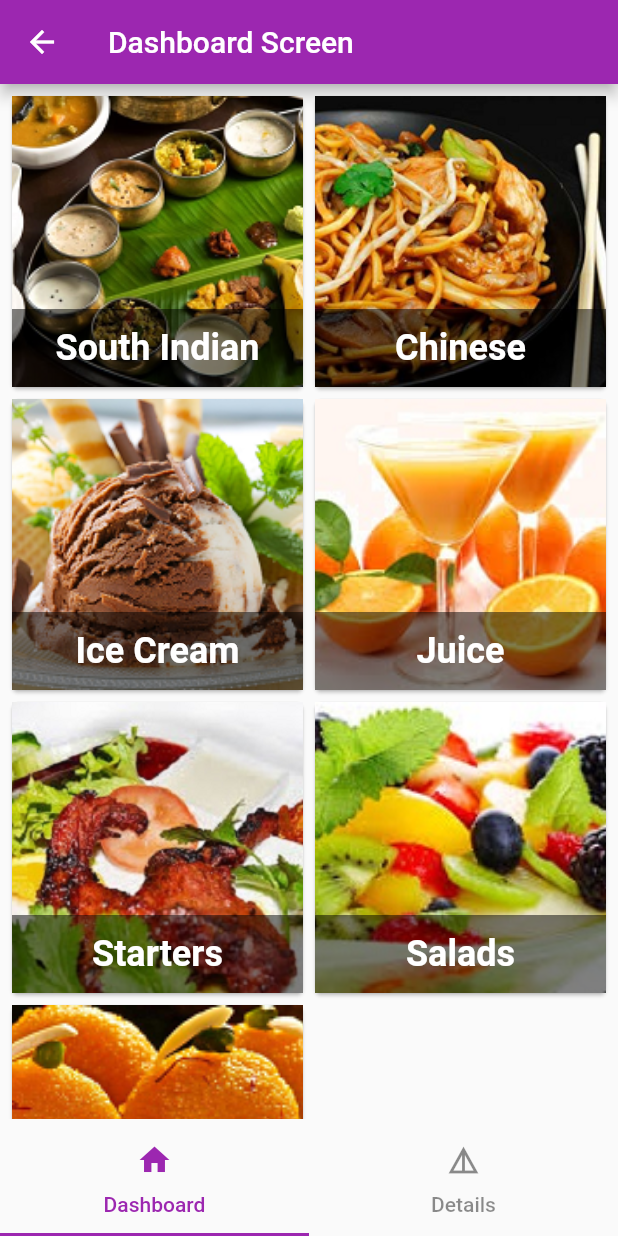
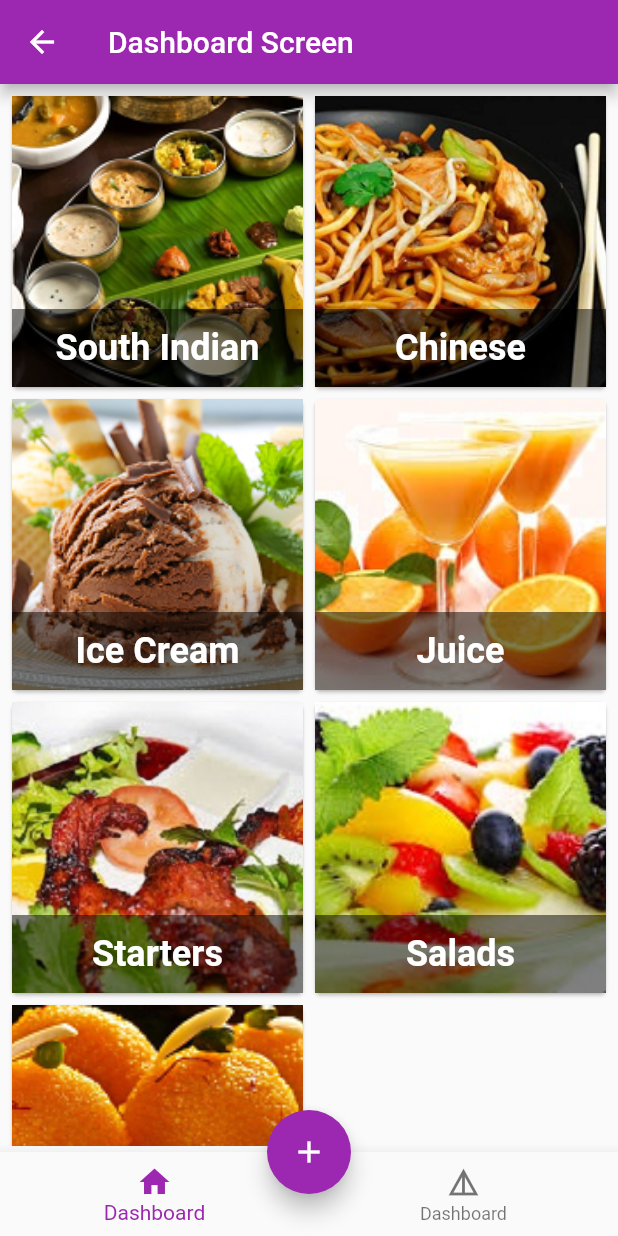
Before and after one commit to AthiraSasitharan/Flutter_LetsBegin, a Flutter app: the HomeScreen screen opened directly, on a phone screen of 412 x 824 dp. Run offline on Flutter 3.47's test engine with Material 2 defaults, Android fonts, the phone set to English and light mode, and no system bars.

Commit message:
Added FAB

```diff
--- a/lib/HomeScreen.dart
+++ b/lib/HomeScreen.dart
@@ -24,20 +24,41 @@ class HomePage extends State<HomeScreen> with SingleTickerProviderStateMixin {
         ],
         controller: tabController,
       ),
-      bottomNavigationBar: TabBar(
-        tabs: <Tab>[
-          Tab(
+      floatingActionButton: FloatingActionButton(
+        child: Icon(Icons.add),
+        onPressed: () {},
+      ),
+      floatingActionButtonLocation: FloatingActionButtonLocation.centerDocked,
+      /*bottomNavigationBar: BottomAppBar(
+        shape: CircularNotchedRectangle(),
+        child: new Row(
+          mainAxisSize: MainAxisSize.max,
+          mainAxisAlignment: MainAxisAlignment.spaceBetween,
+          children: <Widget>[
+            IconButton(
+              icon: Icon(Icons.menu),
+              onPressed: () {},
+            ),
+            IconButton(
+              icon: Icon(Icons.search),
+              onPressed: () {},
+            ),
+          ],
+        ),
+      ),*/
+      bottomNavigationBar: BottomNavigationBar(
+        items: [
+          BottomNavigationBarItem(
             icon: Icon(Icons.home),
-            text: Strings.dashboard,
+            title: Text(Strings.dashboard),
           ),
-          Tab(
+          BottomNavigationBarItem(
             icon: Icon(Icons.details),
-            text: Strings.details,
+            title: Text(Strings.dashboard),
           )
         ],
-        controller: tabController,
-        labelColor: Colors.purple,
-        unselectedLabelColor: Colors.black45,
+        onTap: setPage,
+        currentIndex: index,
       ),
     );
   }
```
